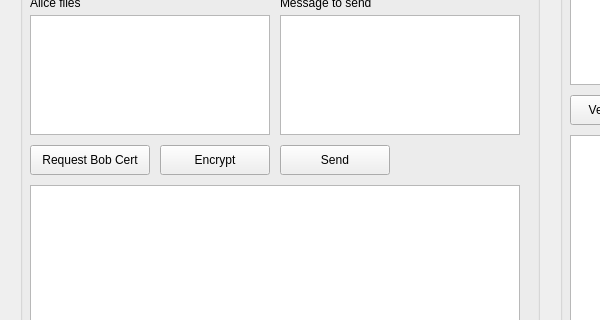
Old version of the form mainwindow.ui in the repository bitkyoto/Top_protocol; both pictures show x 0 to 600 and y 285 to 605 of the 1100 by 700 pixel window.
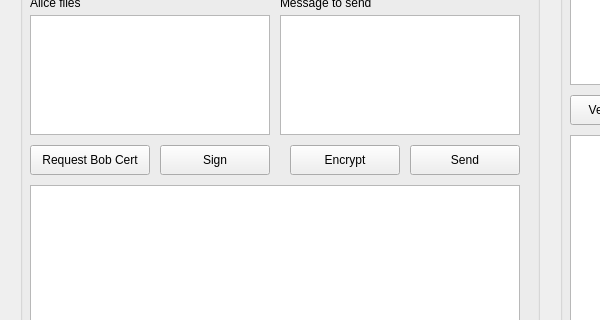
New version of the form.

Commit message: fix sign/darktheme ?

```diff
--- a/mainwindow.ui
+++ b/mainwindow.ui
@@ -140,7 +140,7 @@
     <widget class="QPushButton" name="btnEncrypt">
      <property name="geometry">
       <rect>
-       <x>140</x>
+       <x>270</x>
        <y>170</y>
        <width>110</width>
        <height>30</height>
@@ -166,7 +166,7 @@
     <widget class="QPushButton" name="btnSend">
      <property name="geometry">
       <rect>
-       <x>260</x>
+       <x>390</x>
        <y>170</y>
        <width>110</width>
        <height>30</height>
@@ -176,6 +176,19 @@
       <string>Send</string>
      </property>
     </widget>
+    <widget class="QPushButton" name="btnSign">
+     <property name="geometry">
+      <rect>
+       <x>140</x>
+       <y>170</y>
+       <width>110</width>
+       <height>30</height>
+      </rect>
+     </property>
+     <property name="text">
+      <string>Sign</string>
+     </property>
+    </widget>
    </widget>
    <widget class="QGroupBox" name="groupBob">
     <property name="geometry">
```
Left out of the diff: 2 changed lines with no effect on the pictures. The commit also changes 5 other files.
